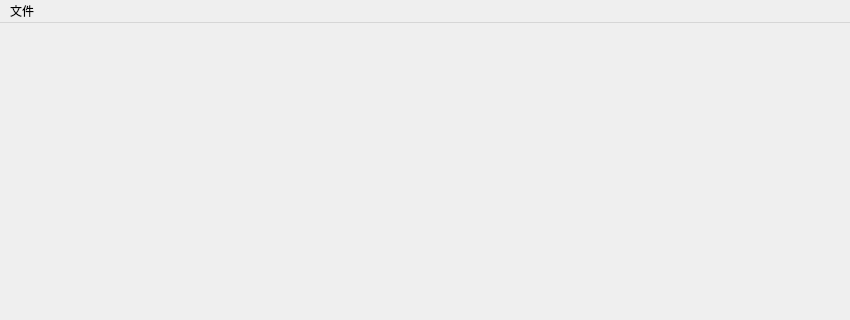
Qt form ui/pmainwin.ui (liricliu/Pisces) before a commit; both pictures show x 0 to 850 and y 0 to 320 of the 850 by 546 pixel window.
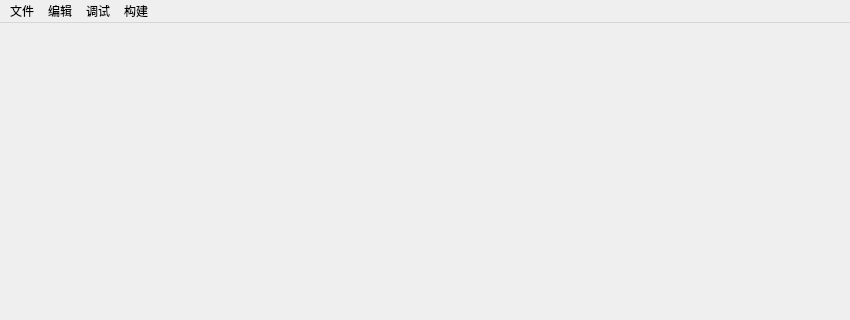
The same form after that commit.

The edit to the form file:
```diff
--- a/ui/pmainwin.ui
+++ b/ui/pmainwin.ui
@@ -51,7 +51,25 @@
     <addaction name="actionw"/>
     <addaction name="actionn"/>
    </widget>
+   <widget class="QMenu" name="menu_2">
+    <property name="title">
+     <string>编辑</string>
+    </property>
+   </widget>
+   <widget class="QMenu" name="menu_3">
+    <property name="title">
+     <string>调试</string>
+    </property>
+   </widget>
+   <widget class="QMenu" name="menu_4">
+    <property name="title">
+     <string>构建</string>
+    </property>
+   </widget>
    <addaction name="menu"/>
+   <addaction name="menu_2"/>
+   <addaction name="menu_3"/>
+   <addaction name="menu_4"/>
   </widget>
   <action name="actionw">
    <property name="text">
```
